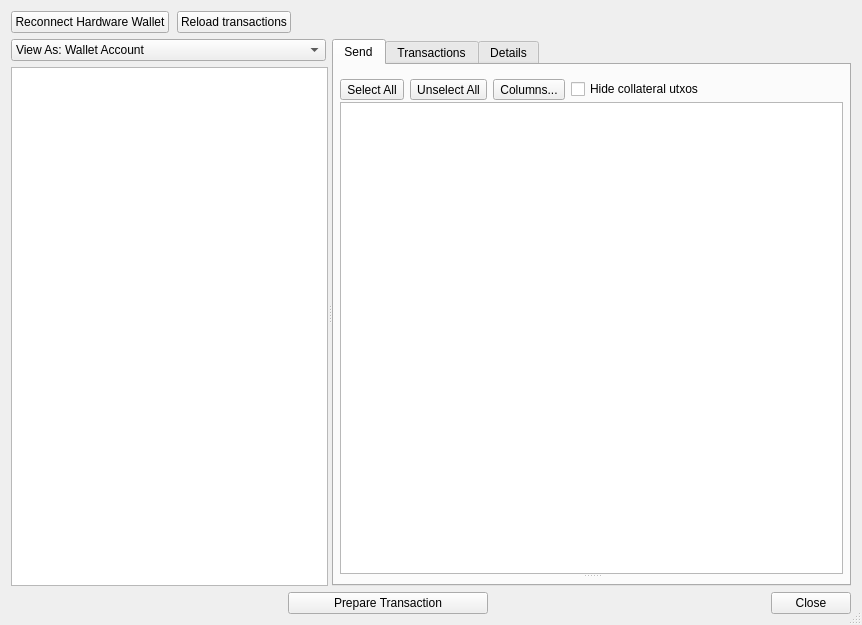
Above: src/ui/ui_wallet_dlg.ui from Bertrand256/dash-masternode-tool before the change. Below: the same form after it.
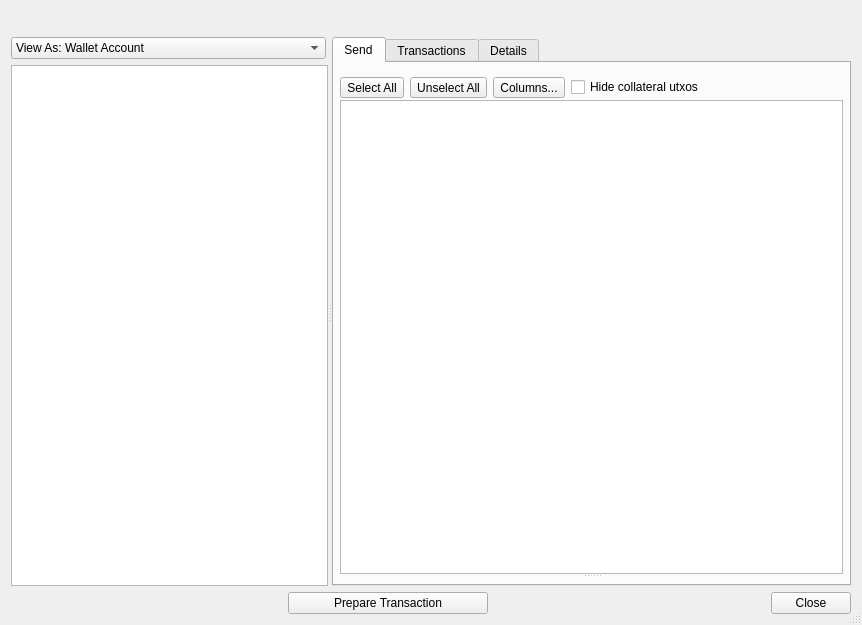
That is the form after the change. Icons and pictures are not drawn.

Commit message: Wallet: connect/disconnect hardware wallet, labelling hw identity

```diff
--- a/src/ui/ui_wallet_dlg.ui
+++ b/src/ui/ui_wallet_dlg.ui
@@ -50,22 +50,9 @@
          <number>8</number>
         </property>
         <item>
-         <widget class="QPushButton" name="btnReconnectHW">
+         <widget class="QLabel" name="lblHW">
           <property name="text">
-           <string>Reconnect Hardware Wallet</string>
-          </property>
-          <property name="autoDefault">
-           <bool>false</bool>
-          </property>
-         </widget>
-        </item>
-        <item>
-         <widget class="QPushButton" name="btnLoadTransactions">
-          <property name="text">
-           <string>Reload transactions</string>
-          </property>
-          <property name="autoDefault">
-           <bool>false</bool>
+           <string/>
           </property>
          </widget>
         </item>
```
The commit also changes 4 other files.
